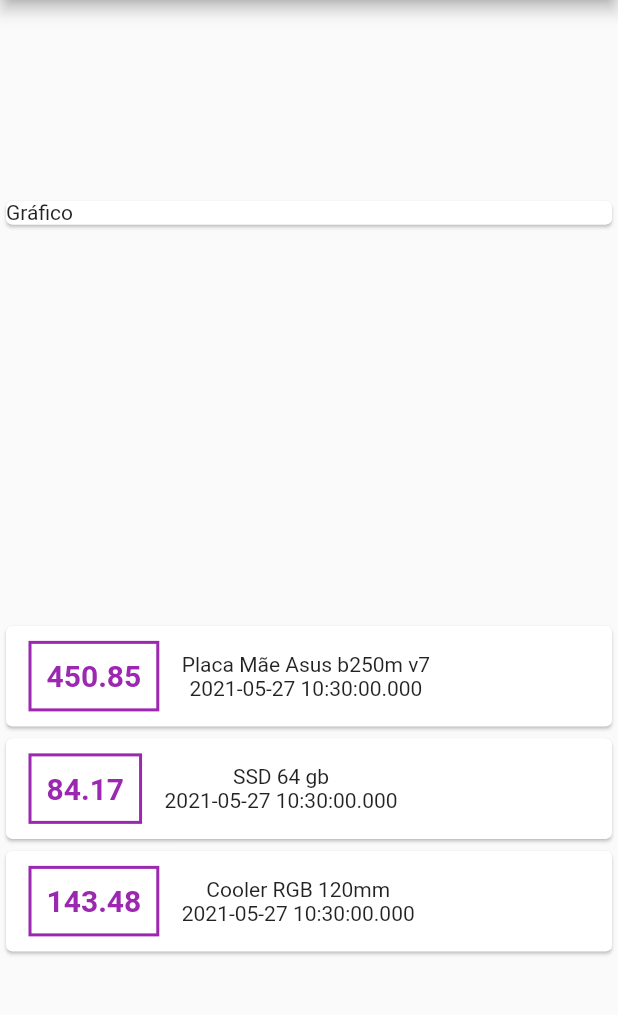
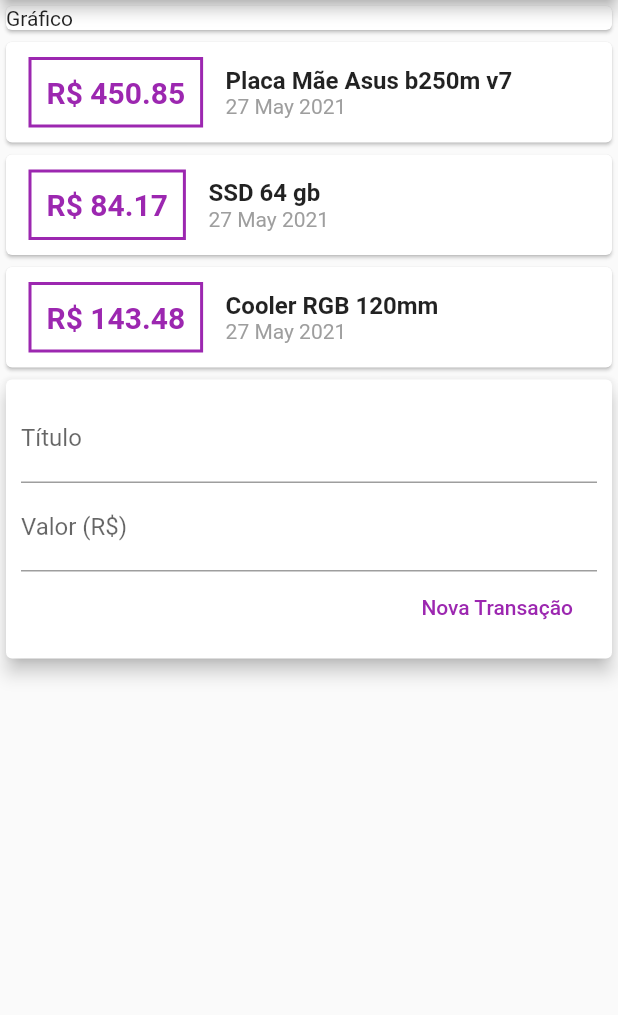
Before and after one commit to guischpor/despesas_pessoais, a Flutter app: the screen it shows after launch, on a phone screen of 412 x 824 dp, the part 84-1099 px from its top. Run offline on Flutter 3.47's test engine with Material 2 defaults, Android fonts, the phone set to English and light mode, and no system bars.

Commit message:
transaction_user

```diff
--- /dev/null
+++ b/lib/components/transaction_form.dart
@@ -0,0 +1,47 @@
+import 'dart:async';
+
+import 'package:flutter/material.dart';
+
+class TransactionForm extends StatelessWidget {
+  final titleController = TextEditingController();
+  final valueController = TextEditingController();
+
+  @override
+  Widget build(BuildContext context) {
+    return Card(
+      elevation: 5,
+      child: Padding(
+        padding: const EdgeInsets.all(10),
+        child: Column(
+          children: [
+            TextField(
+              controller: titleController,
+              decoration: InputDecoration(
+                labelText: 'Título',
+              ),
+            ),
+            TextField(
+              controller: valueController,
+              decoration: InputDecoration(
+                labelText: 'Valor (R\$)',
+              ),
+            ),
+            Row(
+              mainAxisAlignment: MainAxisAlignment.end,
+              children: [
+                FlatButton(
+                  child: Text('Nova Transação'),
+                  textColor: Colors.purple,
+                  onPressed: () => {
+                    print(titleController.text),
+                    print(valueController.text),
+                  },
+                ),
+              ],
+            )
+          ],
+        ),
+      ),
+    );
+  }
+}
--- /dev/null
+++ b/lib/components/transaction_list.dart
@@ -0,0 +1,63 @@
+import 'package:flutter/material.dart';
+import 'package:intl/intl.dart';
+import '../models/transaction.dart';
+
+class TransactionList extends StatelessWidget {
+  final List<Transaction> transactions;
+
+  TransactionList(this.transactions);
+
+  @override
+  Widget build(BuildContext context) {
+    return Column(
+      children: transactions.map(
+        (tr) {
+          return Card(
+            child: Row(
+              children: [
+                Container(
+                  margin: EdgeInsets.symmetric(
+                    horizontal: 15,
+                    vertical: 10,
+                  ),
+                  decoration: BoxDecoration(
+                    border: Border.all(
+                      color: Colors.purple,
+                      width: 2,
+                    ),
+                  ),
+                  padding: EdgeInsets.all(10),
+                  child: Text(
+                    "R\$ ${tr.value.toStringAsFixed(2)}",
+                    style: TextStyle(
+                        fontWeight: FontWeight.bold,
+                        fontSize: 20,
+                        color: Colors.purple),
+                  ),
+                ),
+                Column(
+                  crossAxisAlignment: CrossAxisAlignment.start,
+                  children: [
+                    Text(
+                      tr.title,
+                      style: TextStyle(
+                        fontSize: 16,
+                        fontWeight: FontWeight.bold,
+                      ),
+                    ),
+                    Text(
+                      DateFormat('d MMM y').format(tr.date),
+                      style: TextStyle(
+                        color: Colors.grey,
+                      ),
+                    ),
+                  ],
+                ),
+              ],
+            ),
+          );
+        },
+      ).toList(),
+    );
+  }
+}
--- /dev/null
+++ b/lib/components/transaction_user.dart
@@ -0,0 +1,40 @@
+import 'package:despesas_pessoais/models/transaction.dart';
+import '../components/transaction_form.dart';
+import '../components/transaction_list.dart';
+import 'package:flutter/material.dart';
+
+class TransactionUser extends StatefulWidget {
+  @override
+  _TransactionUserState createState() => _TransactionUserState();
+}
+
+class _TransactionUserState extends State<TransactionUser> {
+  final _transactions = [
+    Transaction(
+      id: 't1',
+      title: 'Placa Mãe Asus b250m v7',
+      value: 450.85,
+      date: DateTime.now(),
+    ),
+    Transaction(
+      id: 't2',
+      title: 'SSD 64 gb',
+      value: 84.17,
+      date: DateTime.now(),
+    ),
+    Transaction(
+      id: 't3',
+      title: 'Cooler RGB 120mm',
+      value: 143.48,
+      date: DateTime.now(),
+    ),
+  ];
+
+  @override
+  Widget build(BuildContext context) {
+    return Column(children: [
+      TransactionList(_transactions),
+      TransactionForm(),
+    ]);
+  }
+}
--- a/lib/pages/home.dart
+++ b/lib/pages/home.dart
@@ -1,4 +1,4 @@
-import 'package:despesas_pessoais/models/transaction.dart';
+import 'package:despesas_pessoais/components/transaction_user.dart';
 import 'package:flutter/material.dart';
 
 class HomeScreen extends StatefulWidget {
@@ -7,27 +7,6 @@ class HomeScreen extends StatefulWidget {
 }
 
 class _HomeScreenState extends State<HomeScreen> {
-  final _transactions = [
-    Transaction(
-      id: 't1',
-      title: 'Placa Mãe Asus b250m v7',
-      value: 450.85,
-      date: DateTime.now(),
-    ),
-    Transaction(
-      id: 't2',
-      title: 'SSD 64 gb',
-      value: 84.17,
-      date: DateTime.now(),
-    ),
-    Transaction(
-      id: 't3',
-      title: 'Cooler RGB 120mm',
-      value: 143.48,
-      date: DateTime.now(),
-    ),
-  ];
-
   @override
   Widget build(BuildContext context) {
     return Scaffold(
@@ -36,7 +15,6 @@ class _HomeScreenState extends State<HomeScreen> {
         backgroundColor: Colors.purple,
       ),
       body: Column(
-          mainAxisAlignment: MainAxisAlignment.spaceAround,
         crossAxisAlignment: CrossAxisAlignment.stretch,
         children: [
           Container(
@@ -44,45 +22,9 @@ class _HomeScreenState extends State<HomeScreen> {
               child: Text('Gráfico'),
             ),
           ),
-            Column(
-              children: _transactions.map((tr) {
-                return Card(
-                  child: Row(
-                    children: [
-                      Container(
-                        margin: EdgeInsets.symmetric(
-                          horizontal: 15,
-                          vertical: 10,
-                        ),
-                        decoration: BoxDecoration(
-                          border: Border.all(
-                            color: Colors.purple,
-                            width: 2,
-                          ),
-                        ),
-                        padding: EdgeInsets.all(10),
-                        child: Text(
-                          tr.value.toString(),
-                          style: TextStyle(
-                              fontWeight: FontWeight.bold,
-                              fontSize: 20,
-                              color: Colors.purple),
-                        ),
-                      ),
-                      Column(
-                        children: [
-                          Text(tr.title),
-                          Text(
-                            tr.date.toString(),
-                          )
-                        ],
-                      )
+          TransactionUser(),
         ],
       ),
     );
-              }).toList(),
-            ),
-          ],
-        ));
   }
 }
--- a/pubspec.yaml
+++ b/pubspec.yaml
@@ -23,6 +23,7 @@ environment:
 dependencies:
   flutter:
     sdk: flutter
+  intl: ^0.16.1
 
 
   # The following adds the Cupertino Icons font to your application.
```
Lines whose indentation alone changed are shown as unchanged.
